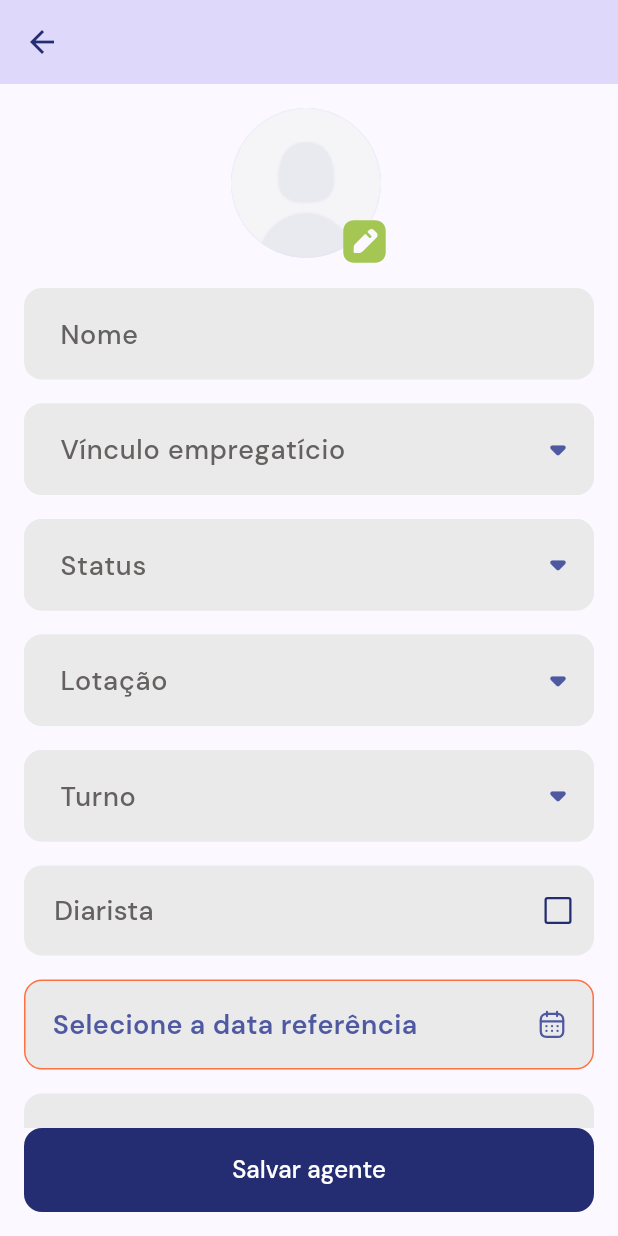
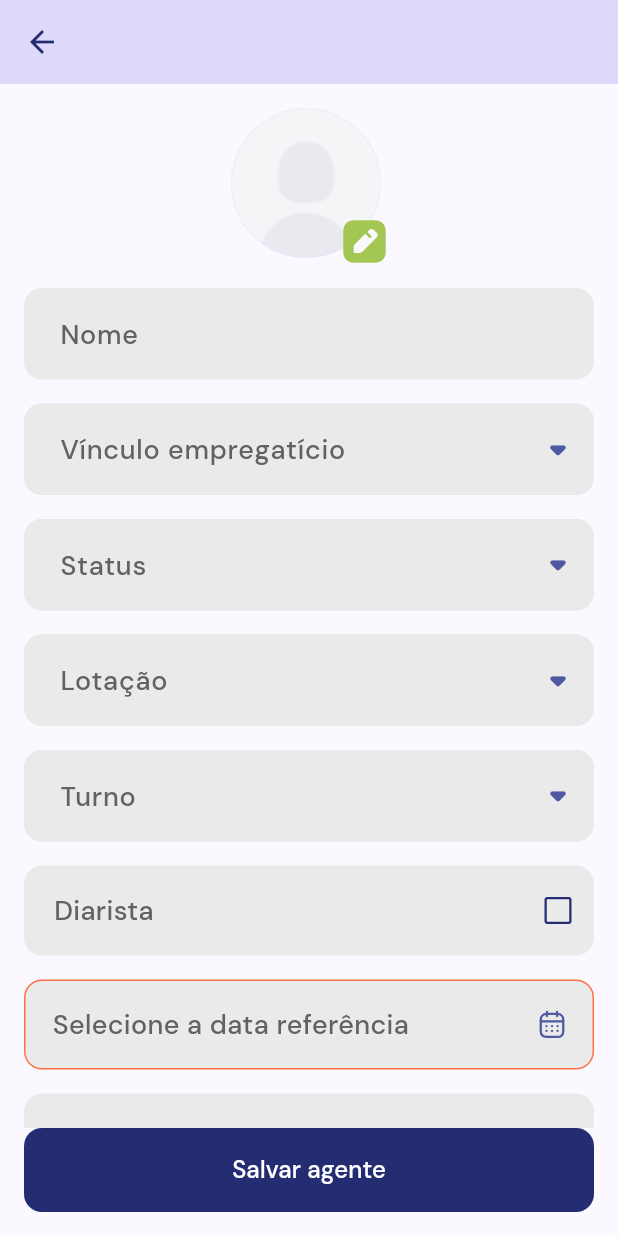
Before and after one commit to JosinaldoRocha/Control-concierge-agents, a Flutter app: the EditAgentPage screen opened by its route, on a phone screen of 412 x 824 dp. Run offline on Flutter 3.47's test engine with Material 3 defaults, Android fonts, the phone set to English and light mode, and no system bars; drawn by our look-alikes of dropdown_textfield; our stand-ins replace brasil_fields, cached_network_image, cloud_firestore, dartz, firebase_auth, firebase_core and 9 more; accounts and stored records are empty.

Commit message:
fix: i changed the value of the  style property

```diff
--- a/lib/app/widgets/select_date/select_date_widget.dart
+++ b/lib/app/widgets/select_date/select_date_widget.dart
@@ -65,10 +65,12 @@ class _SelectDateWidgetState extends State<SelectDateWidget> {
                     widget.date == null
                         ? widget.hintText
                         : DateFormat('dd/MM/yyyy').format(widget.date!),
-                    style: AppText.text().titleMedium!.copyWith(
+                    style: AppText.text().bodyMedium!.copyWith(
                           color: widget.date == null
-                              ? AppColor.mediumBlue
+                              ? AppColor.primaryGrey
                               : Colors.black,
+                          fontSize: 18,
+                          fontWeight: FontWeight.w500,
                         ),
                   ),
                   widget.date != null
```
